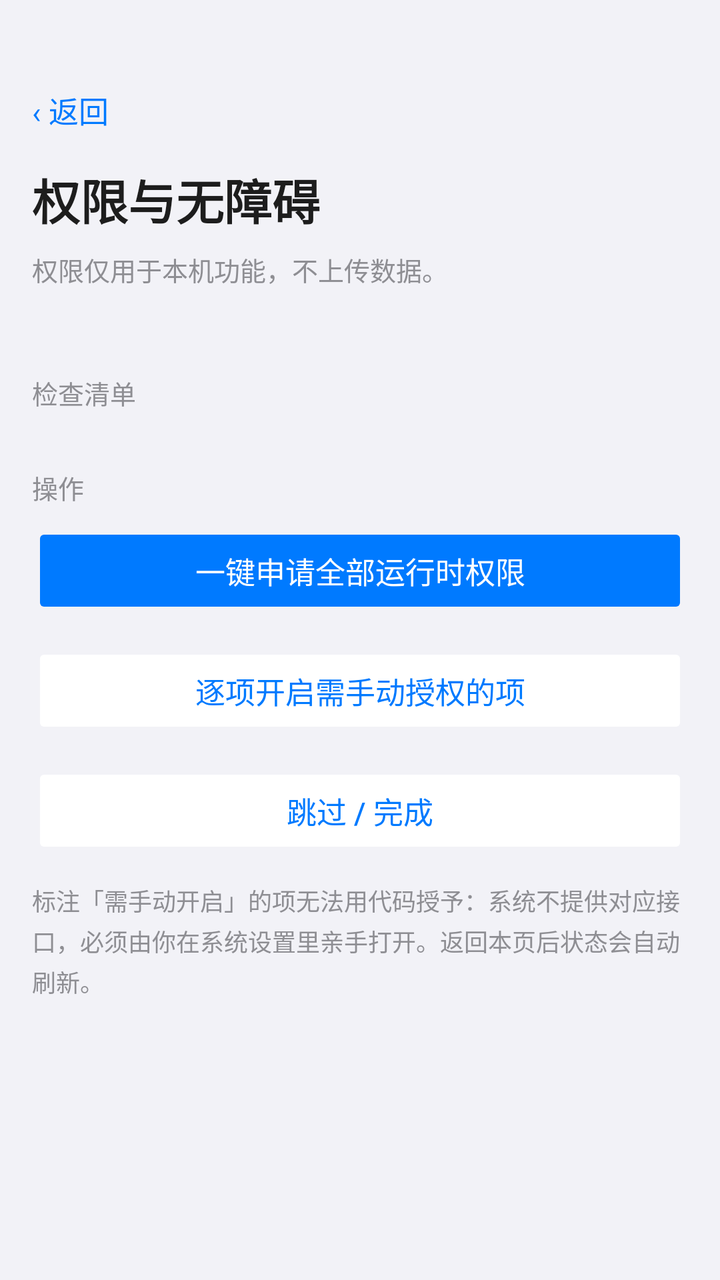
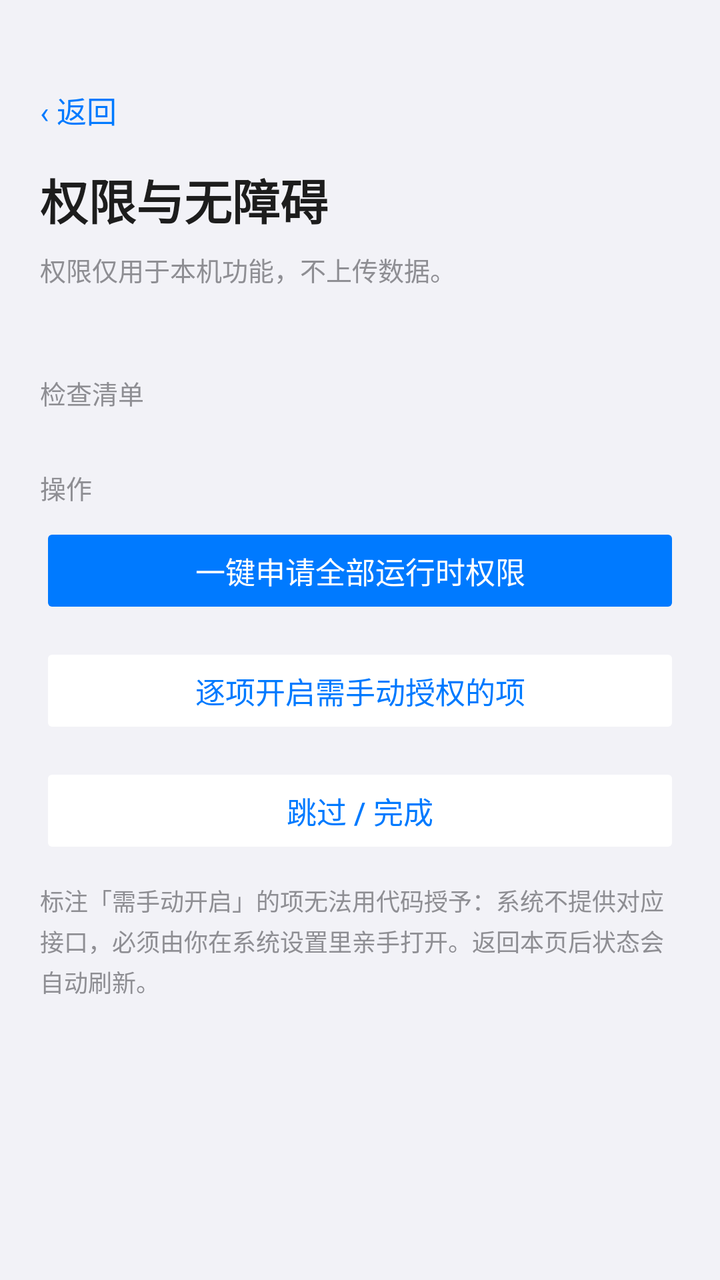

An Android layout rendered at two revisions. The XML below is the earlier revision; the diff shows what the commit changed to produce the second picture.
<!-- AndroidManifest.xml: application theme Theme.Safewalk -->
<!-- res/layout/activity_permission.xml -->
<?xml version="1.0" encoding="utf-8"?>
<ScrollView xmlns:android="http://schemas.android.com/apk/res/android"
    style="@style/PageScroll">

    <LinearLayout
        android:layout_width="match_parent"
        android:layout_height="wrap_content"
        android:orientation="vertical">

        <TextView
            android:id="@+id/btn_back"
            style="@style/BackLink"
            android:text="‹ 返回" />

        <TextView
            style="@style/PageTitle"
            android:layout_marginTop="12dp"
            android:text="权限与无障碍" />

        <TextView
            android:id="@+id/tv_perm_summary"
            style="@style/PageSubtitle"
            android:text="权限仅用于本机功能，不上传数据。" />

        <TextView
            android:id="@+id/tv_perm_rom"
            android:layout_width="match_parent"
            android:layout_height="wrap_content"
            android:layout_marginTop="6dp"
            android:lineSpacingExtra="2dp"
            android:textColor="@color/text_hint"
            android:textSize="12sp" />

        
        <LinearLayout
            android:id="@+id/block_restart_sui"
            android:layout_width="match_parent"
            android:layout_height="wrap_content"
            android:orientation="vertical"
            android:visibility="gone">

            <TextView
                style="@style/SectionLabel"
                android:text="首次安装必做" />

            <LinearLayout
                android:id="@+id/card_restart_sui"
                android:layout_width="match_parent"
                android:layout_height="wrap_content"
                android:layout_marginTop="0dp"
                android:background="@color/card_bg"
                android:orientation="vertical"
                android:paddingHorizontal="16dp"
                android:paddingVertical="14dp">

                <TextView
                    android:id="@+id/tv_restart_title"
                    android:layout_width="match_parent"
                    android:layout_height="wrap_content"
                    android:text="还要重启一次系统界面"
                    android:textColor="@color/text_primary"
                    android:textSize="15sp"
                    android:textStyle="bold" />

                <TextView
                    android:id="@+id/tv_restart_body"
                    android:layout_width="match_parent"
                    android:layout_height="wrap_content"
                    android:layout_marginTop="6dp"
                    android:lineSpacingExtra="3dp"
                    android:textColor="@color/text_body"
                    android:textSize="13sp" />

                <Button
                    android:id="@+id/btn_restart_sui"
                    style="@style/PrimaryButton"
                    android:text="重启系统界面" />

                <TextView
                    android:id="@+id/tv_restart_state"
                    android:layout_width="match_parent"
                    android:layout_height="wrap_content"
                    android:layout_marginTop="8dp"
                    android:lineSpacingExtra="2dp"
                    android:textColor="@color/text_hint"
                    android:textSize="12sp" />
            </LinearLayout>
        </LinearLayout>

        
        <TextView
            style="@style/SectionLabel"
            android:text="检查清单" />

        <LinearLayout
            android:id="@+id/perm_rows"
            style="@style/CardStyle"
            android:layout_marginTop="0dp"
            android:orientation="vertical" />

        
        <TextView
            style="@style/SectionLabel"
            android:text="操作" />

        <Button
            android:id="@+id/btn_apply_runtime"
            style="@style/PrimaryButton"
            android:layout_marginTop="0dp"
            android:text="一键申请全部运行时权限" />

        <Button
            android:id="@+id/btn_special"
            style="@style/SecondaryButton"
            android:text="逐项开启需手动授权的项" />

        <Button
            android:id="@+id/btn_done"
            style="@style/SecondaryButton"
            android:text="跳过 / 完成" />

        <TextView
            android:layout_width="match_parent"
            android:layout_height="wrap_content"
            android:layout_marginTop="12dp"
            android:lineSpacingExtra="3dp"
            android:text="标注「需手动开启」的项无法用代码授予：系统不提供对应接口，必须由你在系统设置里亲手打开。返回本页后状态会自动刷新。"
            android:textColor="@color/text_hint"
            android:textSize="12sp" />
    </LinearLayout>
</ScrollView>
<!-- resources referenced by this layout -->
<resources>
  <color name="card_bg">#FFFFFF</color>
  <color name="text_body">#3A3A3C</color>
  <color name="text_hint">#8E8E93</color>
  <color name="text_primary">#1D1D1D</color>
  <style name="BackLink">
          <item name="android:layout_width">wrap_content</item>
          <item name="android:layout_height">wrap_content</item>
          <item name="android:background">?android:attr/selectableItemBackground</item>
          <item name="android:paddingTop">4dp</item>
          <item name="android:paddingBottom">4dp</item>
          <item name="android:paddingRight">12dp</item>
          <item name="android:textColor">@color/primary</item>
          <item name="android:textSize">15sp</item>
      </style>
  <style name="CardStyle">
          <item name="android:layout_width">match_parent</item>
          <item name="android:layout_height">wrap_content</item>
          <item name="android:layout_marginTop">16dp</item>
          <item name="android:orientation">vertical</item>
          <item name="android:background">@color/card_bg</item>
      </style>
  <style name="PageScroll">
          <item name="android:layout_width">match_parent</item>
          <item name="android:layout_height">match_parent</item>
          <item name="android:background">@color/bg</item>
          <item name="android:fillViewport">true</item>
          <item name="android:paddingLeft">16dp</item>
          <item name="android:paddingRight">16dp</item>
          <item name="android:paddingTop">40dp</item>
          <item name="android:paddingBottom">110dp</item>
          <item name="android:fitsSystemWindows">true</item>
          <item name="android:scrollbars">none</item>
      </style>
  <style name="PageSubtitle">
          <item name="android:layout_width">match_parent</item>
          <item name="android:layout_height">wrap_content</item>
          <item name="android:layout_marginTop">8dp</item>
          <item name="android:lineSpacingExtra">4dp</item>
          <item name="android:textColor">@color/text_hint</item>
          <item name="android:textSize">13sp</item>
      </style>
  <style name="PageTitle">
          <item name="android:layout_width">wrap_content</item>
          <item name="android:layout_height">wrap_content</item>
          <item name="android:textColor">@color/text_primary</item>
          <item name="android:textSize">24sp</item>
          <item name="android:textStyle">bold</item>
      </style>
  <style name="PrimaryButton">
          <item name="android:layout_width">match_parent</item>
          <item name="android:layout_height">48dp</item>
          <item name="android:layout_marginTop">12dp</item>
          <item name="android:backgroundTint">@color/primary</item>
          <item name="android:textColor">@color/on_accent</item>
          <item name="android:textSize">15sp</item>
          <item name="android:textAllCaps">false</item>
          <item name="cornerRadius">14dp</item>
          <item name="android:stateListAnimator">@null</item>
      </style>
  <style name="SecondaryButton">
          <item name="android:layout_width">match_parent</item>
          <item name="android:layout_height">48dp</item>
          <item name="android:layout_marginTop">12dp</item>
          <item name="android:backgroundTint">@color/card_bg</item>
          <item name="android:textColor">@color/primary</item>
          <item name="android:textSize">15sp</item>
          <item name="android:textAllCaps">false</item>
          <item name="cornerRadius">14dp</item>
          <item name="android:stateListAnimator">@null</item>
      </style>
  <style name="SectionLabel">
          <item name="android:layout_width">match_parent</item>
          <item name="android:layout_height">wrap_content</item>
          <item name="android:layout_marginTop">20dp</item>
          <item name="android:layout_marginBottom">8dp</item>
          <item name="android:textColor">@color/text_hint</item>
          <item name="android:textSize">13sp</item>
      </style>
  <color name="primary">#007AFF</color>
  <color name="bg">#F2F2F7</color>
  <color name="on_accent">#FFFFFF</color>
  <!-- unchanged entries left out for length: 1 -->
</resources>

<!-- the commit's change to res/layout/activity_permission.xml (unified diff, before → after) -->
@@ -5,7 +5,9 @@
     <LinearLayout
         android:layout_width="match_parent"
         android:layout_height="wrap_content"
-        android:orientation="vertical">
+        android:orientation="vertical"
+        android:paddingStart="20dp"
+        android:paddingEnd="20dp">
 
         <TextView
             android:id="@+id/btn_back"
<!-- resource entries referenced after the edit -->
@@ -26,8 +26,8 @@
           <item name="android:layout_height">match_parent</item>
           <item name="android:background">@color/bg</item>
           <item name="android:fillViewport">true</item>
-          <item name="android:paddingLeft">16dp</item>
-          <item name="android:paddingRight">16dp</item>
+          <item name="android:paddingLeft">0dp</item>
+          <item name="android:paddingRight">0dp</item>
           <item name="android:paddingTop">40dp</item>
           <item name="android:paddingBottom">110dp</item>
           <item name="android:fitsSystemWindows">true</item>
